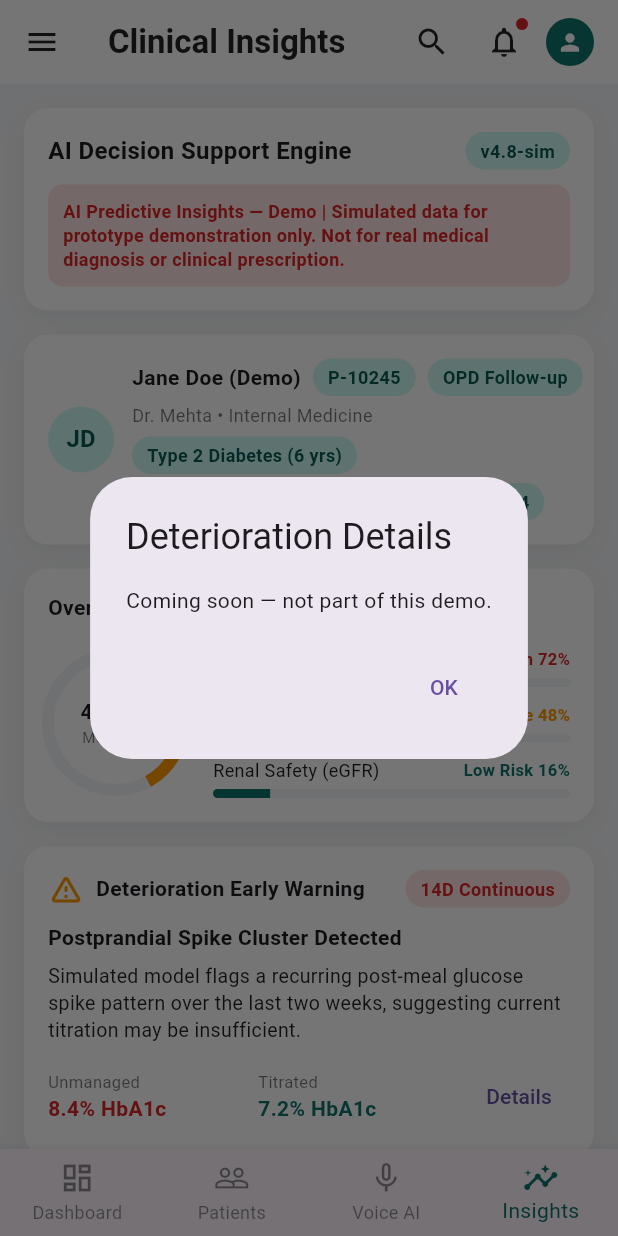
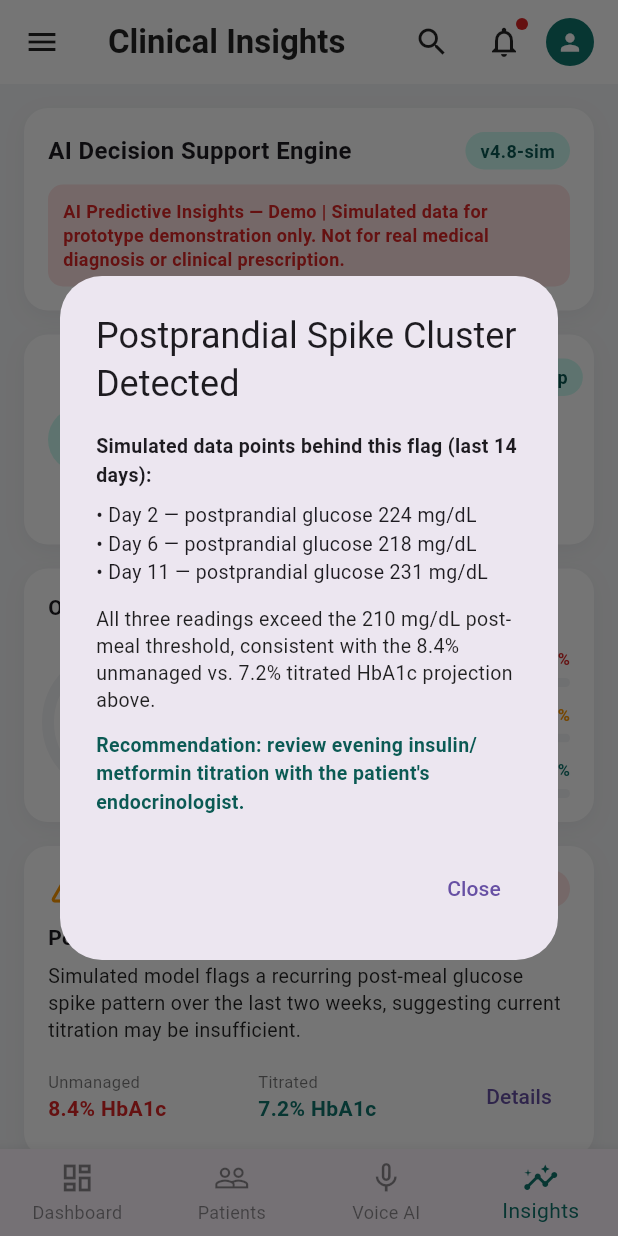
Before and after one commit to kanishkasaxena09/AICU-, a Flutter app: the screen it shows after launch, item 4 of the bottom bar chosen, after a tap on "Details", on a phone screen of 412 x 824 dp. Run offline on Flutter 3.47's test engine with Material 3 defaults, Android fonts, the phone set to English and light mode, and no system bars; our stand-ins replace cloud_firestore, firebase_auth, firebase_core, speech_to_text; missing offline and left inert: mobile_scanner; accounts and stored records are empty.

Commit message:
feat: replace Deterioration Details coming-soon with mock detail dialog
Clinical Insights screen's Deterioration Warning card "Details" button
called showComingSoon(); now opens an AlertDialog with the (still static/
mock) postprandial spike data points and a clinical recommendation
consistent with the card's existing HbA1c framing.

Co-Authored-By: Claude Sonnet 5 <noreply@anthropic.com>

```diff
--- a/lib/screens/clinical_insights_screen.dart
+++ b/lib/screens/clinical_insights_screen.dart
@@ -184,9 +184,44 @@ class _DeteriorationWarningCard extends StatelessWidget {
               Text('7.2% HbA1c', style: TextStyle(fontWeight: FontWeight.bold, color: AicuColors.primary)),
             ]),
           ),
-          TextButton(onPressed: () => showComingSoon(context, 'Deterioration Details'), child: const Text('Details')),
+          TextButton(onPressed: () => _showDeteriorationDetails(context), child: const Text('Details')),
         ]),
       ]),
     );
   }
+
+  void _showDeteriorationDetails(BuildContext context) {
+    showDialog(
+      context: context,
+      builder: (context) => AlertDialog(
+        title: const Text('Postprandial Spike Cluster Detected'),
+        content: SingleChildScrollView(
+          child: Column(crossAxisAlignment: CrossAxisAlignment.start, mainAxisSize: MainAxisSize.min, children: const [
+            Text(
+              'Simulated data points behind this flag (last 14 days):',
+              style: TextStyle(fontWeight: FontWeight.w600, fontSize: 13),
+            ),
+            SizedBox(height: 8),
+            Text('• Day 2 — postprandial glucose 224 mg/dL', style: TextStyle(fontSize: 13)),
+            Text('• Day 6 — postprandial glucose 218 mg/dL', style: TextStyle(fontSize: 13)),
+            Text('• Day 11 — postprandial glucose 231 mg/dL', style: TextStyle(fontSize: 13)),
+            SizedBox(height: 12),
+            Text(
+              'All three readings exceed the 210 mg/dL post-meal threshold, consistent with the '
+              '8.4% unmanaged vs. 7.2% titrated HbA1c projection above.',
+              style: TextStyle(fontSize: 13, color: Colors.black87, height: 1.4),
+            ),
+            SizedBox(height: 12),
+            Text(
+              'Recommendation: review evening insulin/metformin titration with the patient\'s endocrinologist.',
+              style: TextStyle(fontSize: 13, fontWeight: FontWeight.w600, color: AicuColors.primaryDark),
+            ),
+          ]),
+        ),
+        actions: [
+          TextButton(onPressed: () => Navigator.of(context).pop(), child: const Text('Close')),
+        ],
+      ),
+    );
+  }
 }
```
